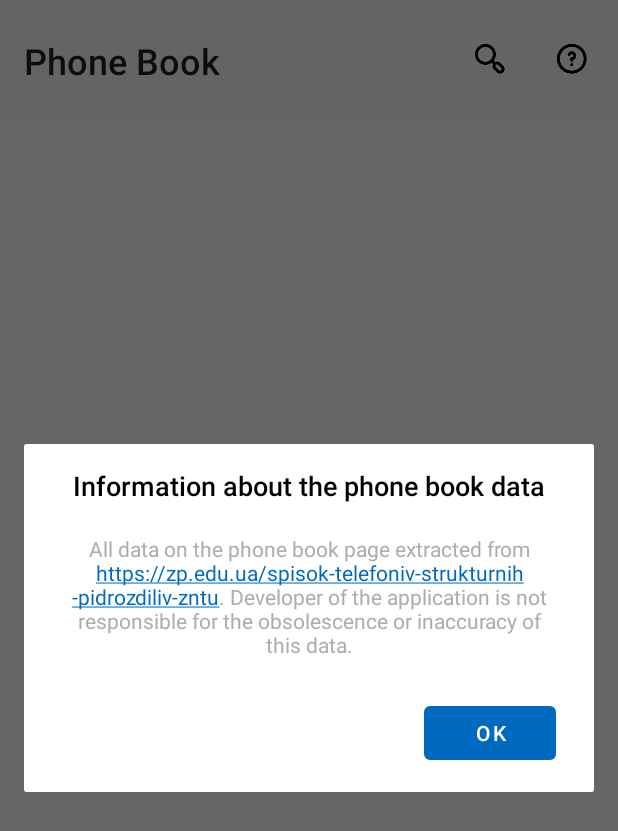
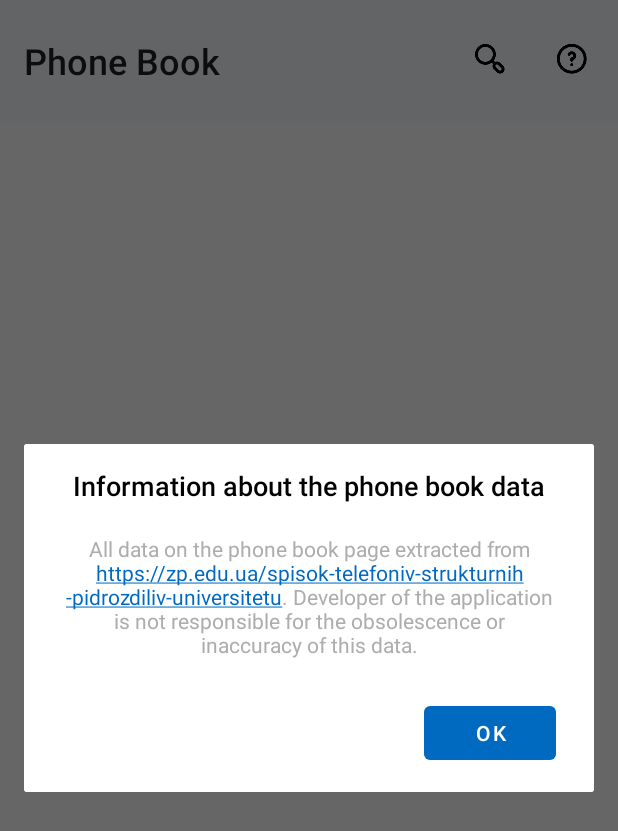
Before and after one commit to HarukeyUA/NUZPHelper, an Android app: the fragment PhoneBookFragment shown on its own in the app's theme, after a tap on "help", on a phone screen of 412 x 824 dp. Shown: the top 831 px of the screen. Run offline under Robolectric (Android 15) with nearby library versions, the light colour scheme and no system bars; our stand-ins replace data binding; libraries missing offline, so code that uses them is left out: net.yslibrary.android; plain views replace ProgressIndicator.

Commit message:
Update link to phone book in strings

```diff
--- a/app/src/main/res/values/strings.xml
+++ b/app/src/main/res/values/strings.xml
@@ -62,7 +62,7 @@
     <string name="progress">Working hard…</string>
     <string name="search">Search</string>
     <string name="help">help</string>
-    <string name="phone_book_disclaimer">All data on the phone book page extracted from https://zp.edu.ua/spisok-telefoniv-strukturnih-pidrozdiliv-zntu. Developer of the application is not responsible for the obsolescence or inaccuracy of this data.</string>
+    <string name="phone_book_disclaimer">All data on the phone book page extracted from https://zp.edu.ua/spisok-telefoniv-strukturnih-pidrozdiliv-universitetu. Developer of the application is not responsible for the obsolescence or inaccuracy of this data.</string>
     <string name="phone_book_disclaimer_title">Information about the phone book data</string>
     <string name="dark_theme">Dark</string>
     <string name="light_theme">Light</string>
```
Also changed, not shown: 2 other files.
